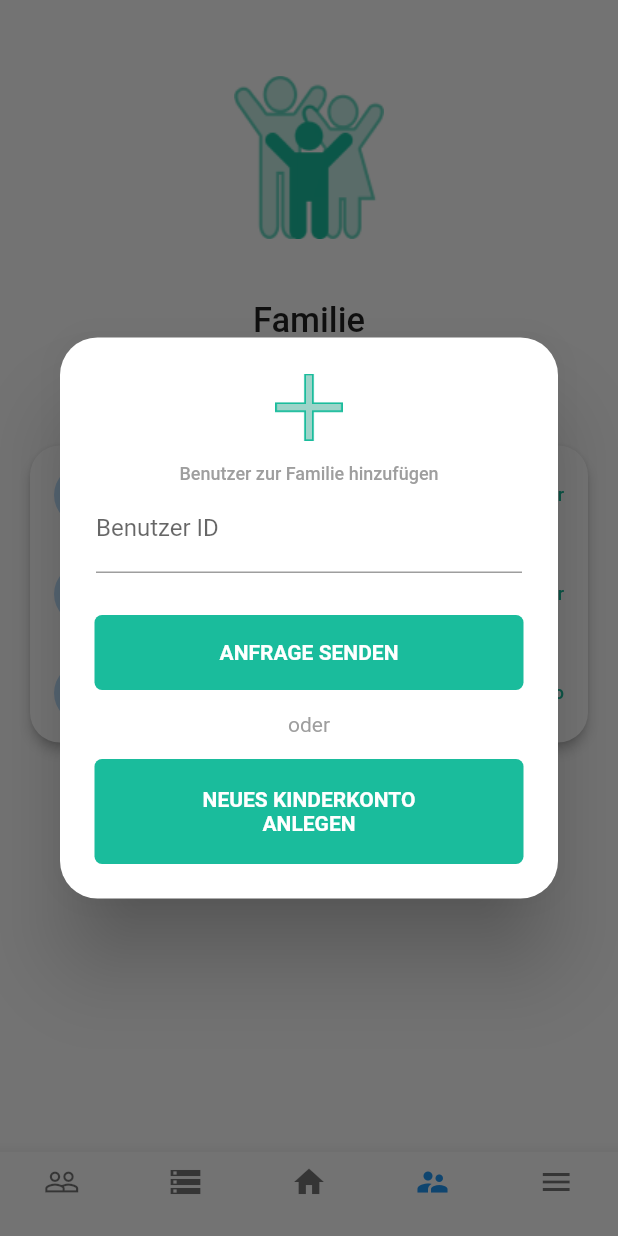
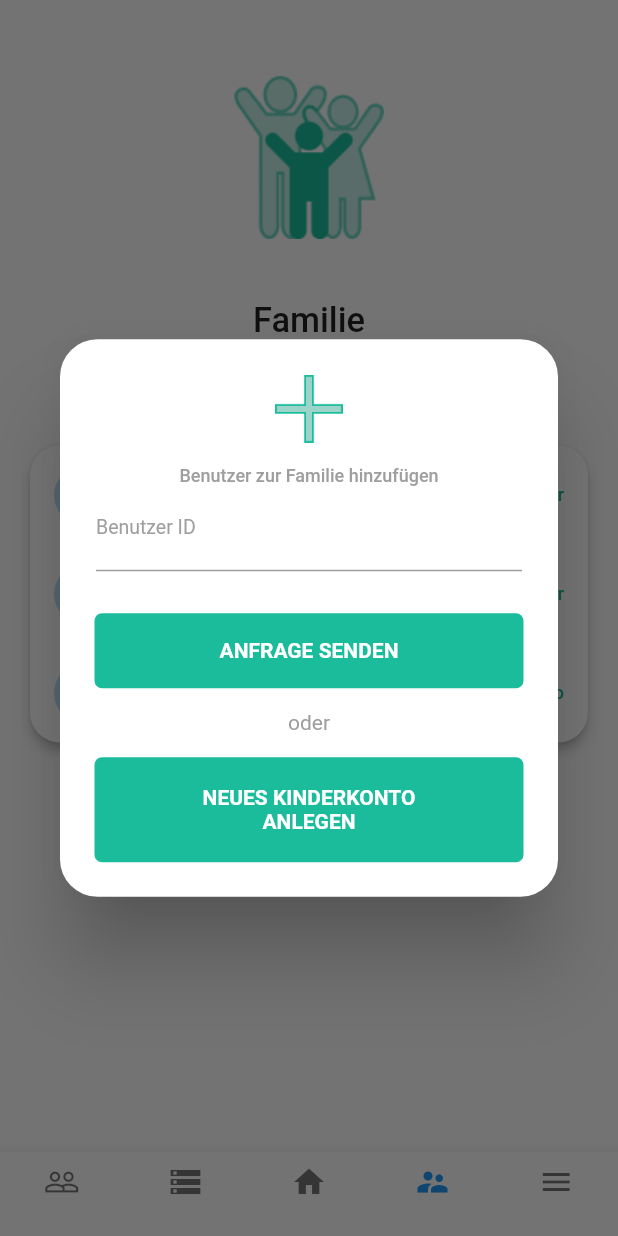
Before and after one commit to JanSchlte/gomobie_, a Flutter app: the Home screen opened by its route, item 4 of the bottom bar chosen, after a tap on "Hinzufügen", on a phone screen of 412 x 824 dp. Run offline on Flutter 3.47's test engine with Material 2 defaults, Android fonts, the phone set to English and light mode, and no system bars; our stand-ins replace cloud_firestore, firebase_auth; accounts and stored records are empty; generated files the repository leaves out were written again; Roboto replaces fonts that are missing (Metropolis).

Commit message:
Improvement of the add_family_member alertdialog in terms of the design. Backend functionality must still be added

```diff
--- a/lib/pages/home/family.dart
+++ b/lib/pages/home/family.dart
@@ -80,7 +80,9 @@ class Family extends StatelessWidget {
             TextField(
               decoration: InputDecoration(
                 labelText: 'Benutzer ID',
-                //TODO: Avoid Bottom Overflow despite SingelChildScrollView
+                labelStyle:
+                    TextStyle(color: Colors.grey.shade500, fontSize: 13),
+                //TODO: Avoid Bottom Overflow despite usage of SingelChildScrollView
               ),
             ),
           ],
```
